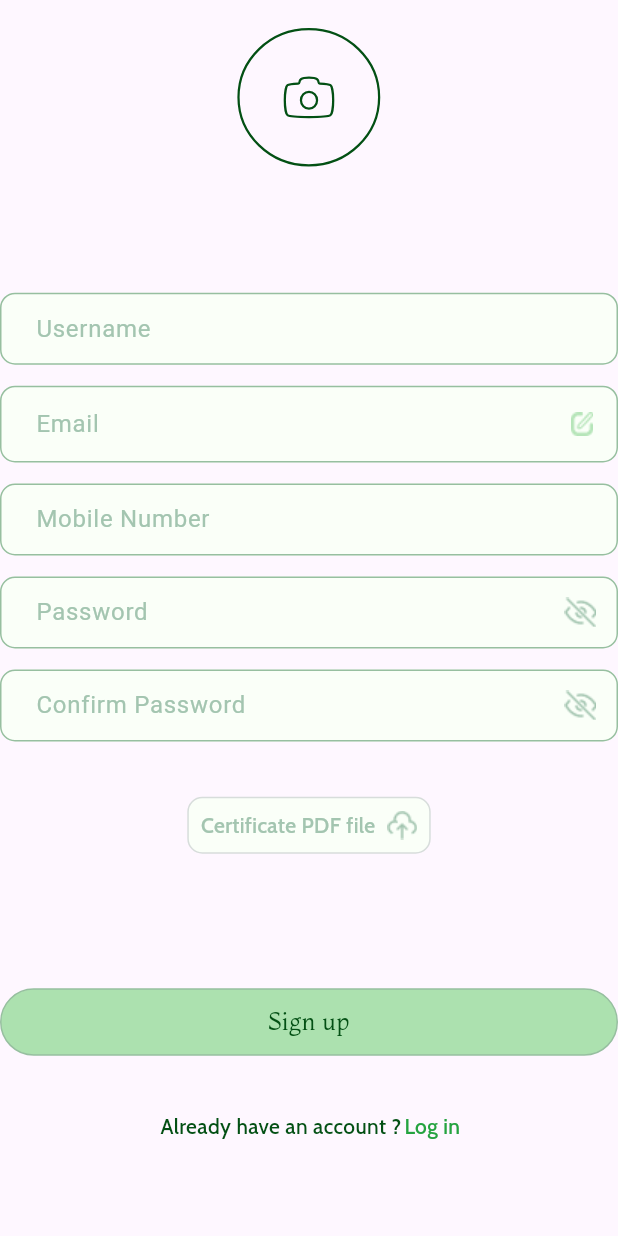
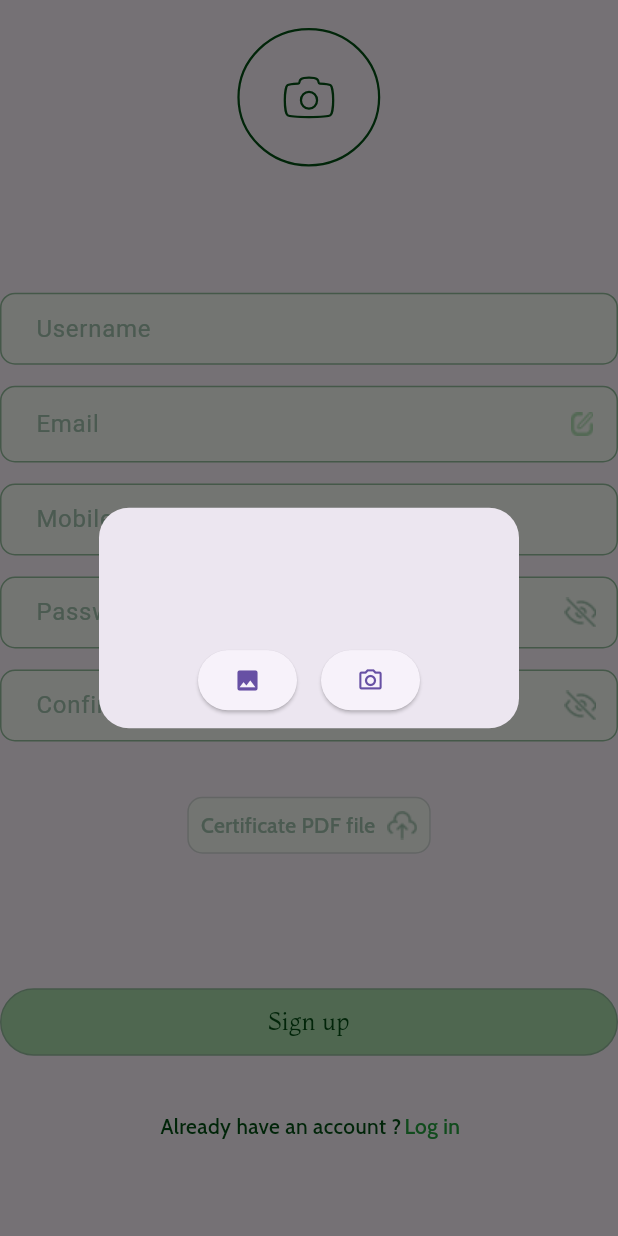
Before and after one commit to JafarKMarouf/healthy_food_app, a Flutter app: the SignupForm widget shown alone on an empty page, opened directly, after a tap on an icon or button, on a phone screen of 412 x 824 dp. Run offline on Flutter 3.47's test engine with Material 3 defaults, Android fonts, the phone set to English and light mode, and no system bars; our stand-ins replace dio, flutter_otp_text_field, flutter_svg, get, image_picker; Roboto replaces fonts that are missing (Cabin-Medium); project files that could hold a hidden picture were left out.

Commit message:
choose between pick image from camera and gallary , fix some bugs in project

```diff
--- a/lib/controllers/auth/logincontroller.dart
+++ b/lib/controllers/auth/logincontroller.dart
@@ -3,7 +3,8 @@ import 'dart:developer';
 import 'package:flutter/material.dart';
 import 'package:get/get.dart';
 
-abstract class LoginController extends GetxController {
+abstract class LoginController extends GetxController
+    with GetSingleTickerProviderStateMixin {
   void login();
 
   void goToSignup();
--- a/lib/controllers/auth/signupcontroller.dart
+++ b/lib/controllers/auth/signupcontroller.dart
@@ -16,7 +16,7 @@ abstract class SignupController extends GetxController {
 
   bool validate();
 
-  Future uploadImage();
+  Future uploadImage({required String uploadType});
 
   void uploadCertificate();
 }
@@ -52,16 +52,17 @@ class SignupControllerImp extends SignupController {
   }
 
   @override
-  Future uploadImage() async {
+  Future uploadImage({required String uploadType}) async {
     File? selectedImage;
-    selectedImage != null
-        ? Image.file(selectedImage)
-        : const Text('Please Selectd Imaage');
-    final returnedImage =
-        await ImagePicker().pickImage(source: ImageSource.camera);
-    selectedImage = File(returnedImage!.path);
+  final returnedImage = uploadType == 'camera'
+        ? await ImagePicker().pickImage(source: ImageSource.camera)
+        : await ImagePicker().pickImage(source: ImageSource.gallery);
+
+    selectedImage = returnedImage != null
+        ? File(returnedImage.path)
+        : File('No Image selected ');
+
     return selectedImage;
-    // update();
   }
 
   @override
--- a/lib/core/constants/constants.dart
+++ b/lib/core/constants/constants.dart
@@ -1,6 +1,6 @@
 import 'package:get/get.dart';
 
 class AppConstant {
-  static const Duration kduration = Duration(seconds: 2);
+  static const Duration kduration = Duration(seconds: 5);
   static const Transition ktransition = Transition.fadeIn;
 }
--- a/lib/views/screens/splash_view.dart
+++ b/lib/views/screens/splash_view.dart
@@ -16,7 +16,7 @@ class SplashView extends StatelessWidget {
           return Center(
             child: Image.asset(
               AppImages.logo,
-              fit: BoxFit.cover,
+              // fit: BoxFit.cover,
             ),
           );
         },
--- a/lib/views/widgets/auth/signup_form.dart
+++ b/lib/views/widgets/auth/signup_form.dart
@@ -1,11 +1,9 @@
 // ignore_for_file: unnecessary_null_comparison
-
-import 'dart:math';
 
 import 'package:flutter/material.dart';
 import 'package:flutter_svg/svg.dart';
 import 'package:get/get.dart';
-import 'package:get/get_connect/http/src/utils/utils.dart';
+import 'package:get/get_state_manager/get_state_manager.dart';
 import 'package:healthyfood/core/constants/app_colors.dart';
 import 'package:healthyfood/core/constants/app_images.dart';
 import 'package:healthyfood/controllers/auth/signupcontroller.dart';
@@ -20,6 +18,7 @@ class SignupForm extends StatelessWidget {
   @override
   Widget build(BuildContext context) {
     SignupControllerImp signupController = Get.put(SignupControllerImp());
+    dynamic selectedImage;
     return Form(
       key: signupController.formKey,
       autovalidateMode: signupController.autoValidate.value,
@@ -28,27 +27,61 @@ class SignupForm extends StatelessWidget {
         child: Column(
           mainAxisAlignment: MainAxisAlignment.spaceAround,
           children: [
-            GestureDetector(
-              onTap: () async {
-                var selectedImage = await signupController.uploadImage();
-                // if (!selectedImage) {
-                // validateField();
-                // Get.snackbar('image','$selectedImage');
-                // ScaffoldMessenger.of(context).showSnackBar(snackBar)
-                // }
+            GetBuilder<SignupControllerImp>(builder: (context) {
+              return GestureDetector(
+                onTap: () {
+                  Get.defaultDialog(
+                    title: '',
+                    middleText: '',
+                    actions: [
+                      ElevatedButton(
+                        onPressed: () async {
+                          selectedImage = await signupController.uploadImage(
+                              uploadType: 'gallary');
+                          Get.back();
+
                           Get.snackbar('image', '$selectedImage');
+                        },
+                        child: const Icon(
+                          Icons.photo,
+                        ),
+                      ),
+                      const SizedBox(height: 32),
+                      ElevatedButton(
+                        onPressed: () async {
+                          selectedImage = await signupController.uploadImage(
+                              uploadType: 'camera');
+                          Get.back();
+                          Get.snackbar('image', '$selectedImage');
+                        },
+                        child: const Icon(
+                          Icons.camera_alt_outlined,
+                        ),
+                      ),
+                    ],
 
-                // log(selectedImage);
-                // print(selectedImage);
+                    // Row(
+                    //   mainAxisAlignment: MainAxisAlignment.spaceAround,
+                    //   children: [
+
+                    //   ],
+                    // ),
+                  );
+                  // selectedImage = await signupController.uploadImage();
+
+                  // Get.snackbar('image', '$selectedImage');
                 },
-              child: Stack(
+                child: selectedImage == null
+                    ? Stack(
                         alignment: Alignment.center,
                         children: [
                           SvgPicture.asset(AppImages.camera),
                           SvgPicture.asset(AppImages.bordercamera),
                         ],
-              ),
-            ),
+                      )
+                    : Image.asset(selectedImage),
+              );
+            }),
             const SizedBox(height: 10),
             Column(
               children: [
```
Also changed, not shown: lib/controllers/splashcontroller.dart (+10 -13 lines), lib/main.dart (+11 -8 lines). Lines whose indentation alone changed are shown as unchanged.
